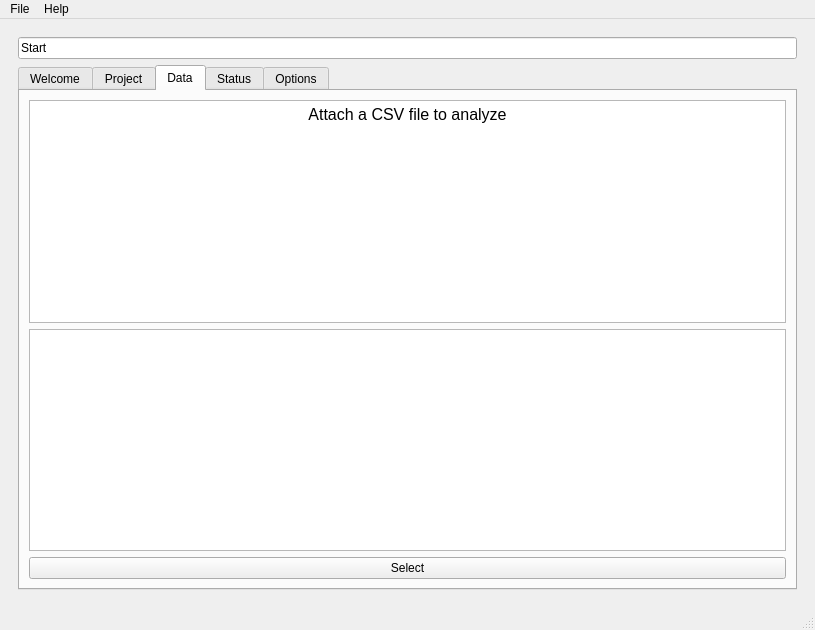
The window that ui/interface.ui (diegotxegp/hamelin) describes before a commit, drawn with Qt 5.
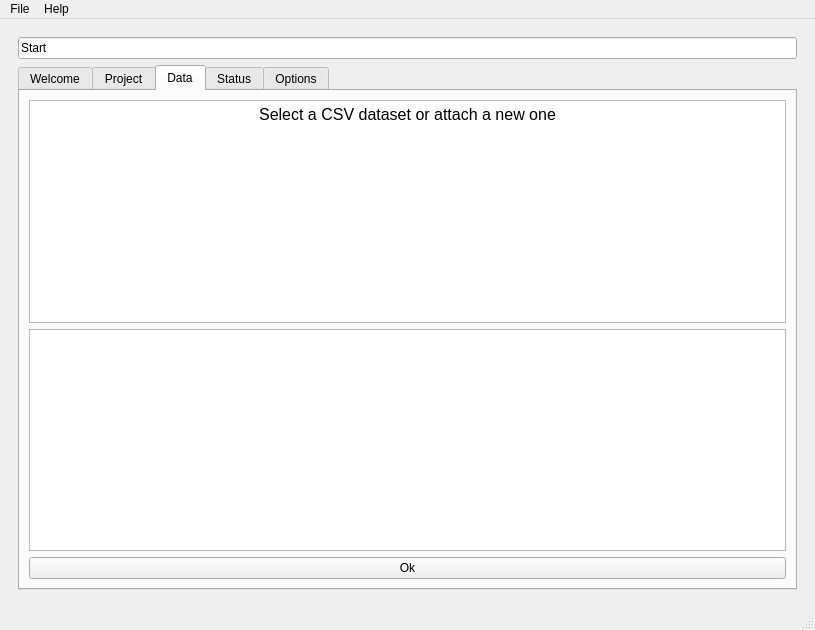
The same window after the commit. The open tabs and pages were chosen to show the change.

What changed in the file:
```diff
--- a/ui/interface.ui
+++ b/ui/interface.ui
@@ -106,7 +106,7 @@
             <item row="2" column="0">
              <widget class="QPushButton" name="pushButton_start_data_select">
               <property name="text">
-               <string>Select</string>
+               <string>Ok</string>
               </property>
              </widget>
             </item>
@@ -126,7 +126,7 @@
 li.unchecked::marker { content: &quot;\2610&quot;; }
 li.checked::marker { content: &quot;\2612&quot;; }
 &lt;/style&gt;&lt;/head&gt;&lt;body style=&quot; font-family:'Sans Serif'; font-size:9pt; font-weight:400; font-style:normal;&quot;&gt;
-&lt;p align=&quot;center&quot; style=&quot; margin-top:0px; margin-bottom:0px; margin-left:0px; margin-right:0px; -qt-block-indent:0; text-indent:0px;&quot;&gt;&lt;span style=&quot; font-size:12pt;&quot;&gt;Attach a CSV file to analyze&lt;/span&gt;&lt;/p&gt;&lt;/body&gt;&lt;/html&gt;</string>
+&lt;p align=&quot;center&quot; style=&quot; margin-top:0px; margin-bottom:0px; margin-left:0px; margin-right:0px; -qt-block-indent:0; text-indent:0px;&quot;&gt;&lt;span style=&quot; font-size:12pt;&quot;&gt;Select a CSV dataset or attach a new one&lt;/span&gt;&lt;/p&gt;&lt;/body&gt;&lt;/html&gt;</string>
               </property>
              </widget>
             </item>
```
Left out of the diff: 20 changed lines with no effect on the pictures.
